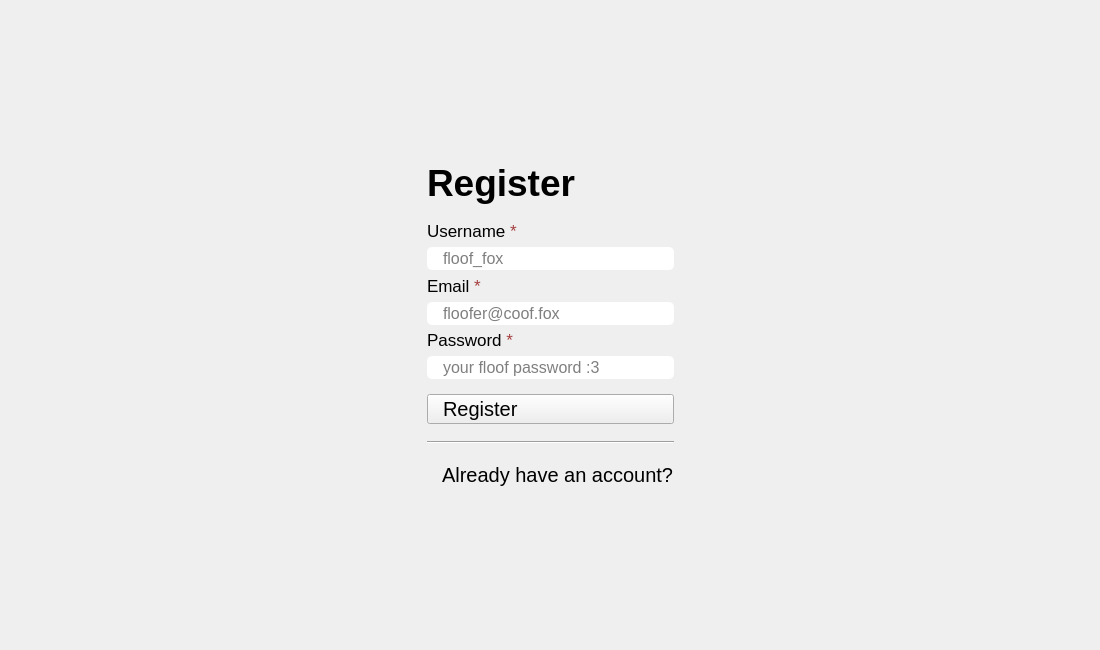
First picture: the form in src/ui/FoxogramSignup.ui, repository foxocorp/foxogram-desktop, before the edit.
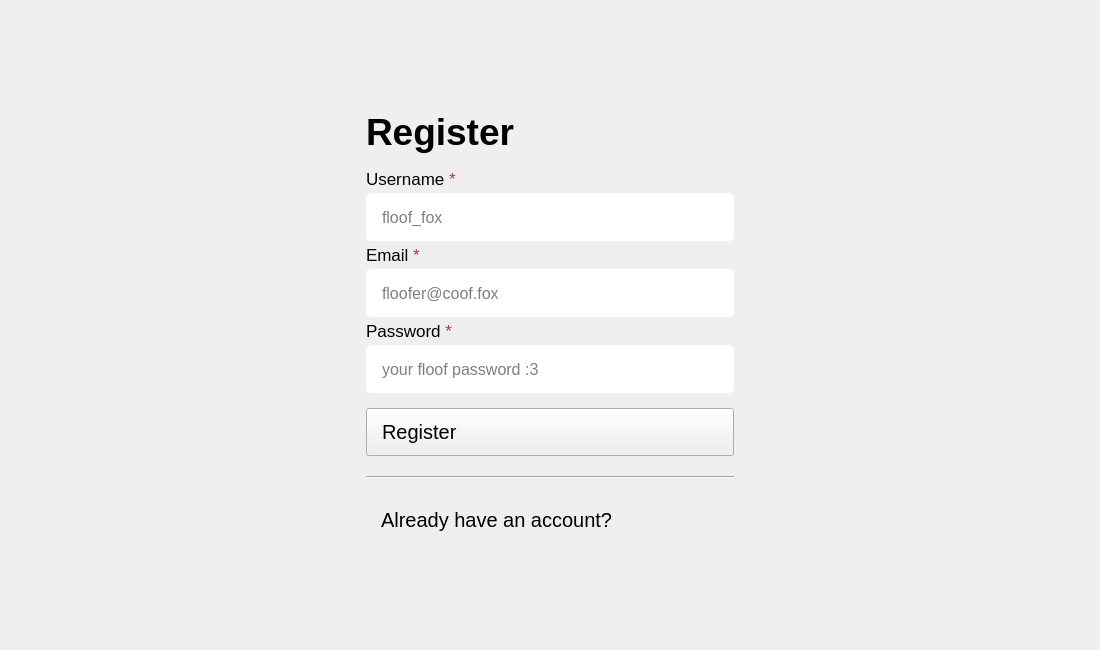
Second picture: the form after the edit.

Commit message: Set fixed size for buttons and inputs

```diff
--- a/src/ui/FoxogramSignup.ui
+++ b/src/ui/FoxogramSignup.ui
@@ -34,7 +34,7 @@
   <property name="styleSheet">
    <string notr="true"/>
   </property>
-  <layout class="QGridLayout" name="gridLayout" rowstretch="260,560,260" columnstretch="775,370,775">
+  <layout class="QGridLayout" name="gridLayout" rowstretch="0,0,0" columnstretch="0,0,0">
    <item row="1" column="0">
     <spacer name="horizontalSpacer">
      <property name="orientation">
@@ -49,7 +49,7 @@
     </spacer>
    </item>
    <item row="1" column="1">
-    <layout class="QVBoxLayout" name="verticalLayout_2" stretch="383,30,40">
+    <layout class="QVBoxLayout" name="verticalLayout_2" stretch="0,0,0">
      <property name="spacing">
       <number>8</number>
      </property>
@@ -122,11 +122,17 @@
            <item>
             <widget class="QLineEdit" name="usernameInput">
              <property name="sizePolicy">
-              <sizepolicy hsizetype="Expanding" vsizetype="Minimum">
+              <sizepolicy hsizetype="Fixed" vsizetype="Fixed">
                <horstretch>0</horstretch>
                <verstretch>0</verstretch>
               </sizepolicy>
              </property>
+             <property name="minimumSize">
+              <size>
+               <width>368</width>
+               <height>48</height>
+              </size>
+             </property>
              <property name="font">
               <font>
                <pointsize>12</pointsize>
@@ -176,11 +182,17 @@
            <item>
             <widget class="QLineEdit" name="emailInput">
              <property name="sizePolicy">
-              <sizepolicy hsizetype="Expanding" vsizetype="Minimum">
+              <sizepolicy hsizetype="Fixed" vsizetype="Fixed">
                <horstretch>0</horstretch>
                <verstretch>0</verstretch>
               </sizepolicy>
              </property>
+             <property name="minimumSize">
+              <size>
+               <width>368</width>
+               <height>48</height>
+              </size>
+             </property>
              <property name="font">
               <font>
                <pointsize>12</pointsize>
@@ -227,11 +239,17 @@
            <item>
             <widget class="QLineEdit" name="passwordInput">
              <property name="sizePolicy">
-              <sizepolicy hsizetype="Expanding" vsizetype="Minimum">
+              <sizepolicy hsizetype="Fixed" vsizetype="Fixed">
                <horstretch>0</horstretch>
                <verstretch>0</verstretch>
               </sizepolicy>
              </property>
+             <property name="minimumSize">
+              <size>
+               <width>368</width>
+               <height>48</height>
+              </size>
+             </property>
              <property name="font">
               <font>
                <pointsize>12</pointsize>
@@ -257,11 +275,17 @@
        <item>
         <widget class="QPushButton" name="registerButton">
          <property name="sizePolicy">
-          <sizepolicy hsizetype="Expanding" vsizetype="Minimum">
+          <sizepolicy hsizetype="Fixed" vsizetype="Fixed">
            <horstretch>0</horstretch>
            <verstretch>0</verstretch>
           </sizepolicy>
          </property>
+         <property name="minimumSize">
+          <size>
+           <width>368</width>
+           <height>48</height>
+          </size>
+         </property>
          <property name="font">
           <font>
            <pointsize>15</pointsize>
@@ -283,17 +307,20 @@
      <item>
       <layout class="QVBoxLayout" name="verticalLayout_9">
        <property name="spacing">
-        <number>15</number>
+        <number>0</number>
        </property>
        <item>
         <spacer name="verticalSpacer_3">
          <property name="orientation">
           <enum>Qt::Orientation::Vertical</enum>
          </property>
+         <property name="sizeType">
+          <enum>QSizePolicy::Policy::Fixed</enum>
+         </property>
          <property name="sizeHint" stdset="0">
           <size>
            <width>20</width>
-           <height>40</height>
+           <height>12</height>
           </size>
          </property>
         </spacer>
@@ -310,10 +337,13 @@
          <property name="orientation">
           <enum>Qt::Orientation::Vertical</enum>
          </property>
+         <property name="sizeType">
+          <enum>QSizePolicy::Policy::Fixed</enum>
+         </property>
          <property name="sizeHint" stdset="0">
           <size>
            <width>20</width>
-           <height>40</height>
+           <height>13</height>
           </size>
          </property>
         </spacer>
@@ -323,11 +353,17 @@
      <item>
       <widget class="QPushButton" name="loginButton">
        <property name="sizePolicy">
-        <sizepolicy hsizetype="Expanding" vsizetype="Minimum">
+        <sizepolicy hsizetype="Fixed" vsizetype="Fixed">
          <horstretch>0</horstretch>
          <verstretch>0</verstretch>
         </sizepolicy>
        </property>
+       <property name="minimumSize">
+        <size>
+         <width>368</width>
+         <height>40</height>
+        </size>
+       </property>
        <property name="font">
         <font>
          <pointsize>15</pointsize>
```
The commit also changes 1 other file.
